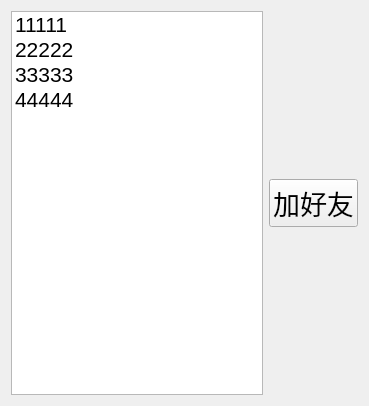
First picture: the form in TcpClient/online.ui, repository 0vvv/NetDiskSystem, before the edit.
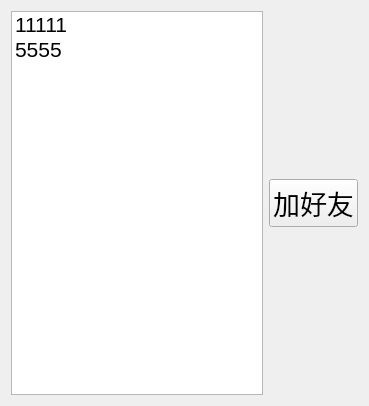
Second picture: the form after the edit.

```diff
--- a/TcpClient/online.ui
+++ b/TcpClient/online.ui
@@ -30,17 +30,7 @@
        </item>
        <item>
         <property name="text">
-         <string>22222</string>
-        </property>
-       </item>
-       <item>
-        <property name="text">
-         <string>33333</string>
-        </property>
-       </item>
-       <item>
-        <property name="text">
-         <string>44444</string>
+         <string>5555</string>
         </property>
        </item>
       </widget>
```
